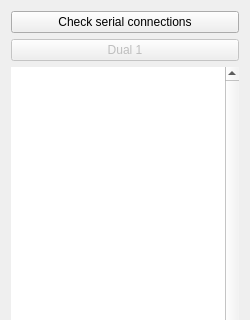
This is Dual_GUI/mainwindow.ui in CandelierLab/dual_control as Qt 5 draws it before an edit; both pictures show x 0 to 250 and y 0 to 320 of the 250 by 1053 pixel window. The edited form follows.
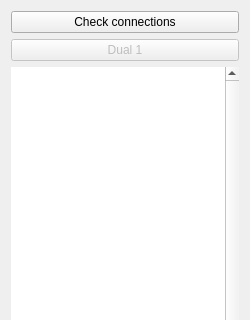
This is the edited form.

Commit message: [feat] change serial and camera initialization

```diff
--- a/Dual_GUI/mainwindow.ui
+++ b/Dual_GUI/mainwindow.ui
@@ -18,7 +18,7 @@
     <item row="0" column="0">
      <widget class="QPushButton" name="CheckSerial">
       <property name="text">
-       <string>Check serial connections</string>
+       <string>Check connections</string>
       </property>
      </widget>
     </item>
```
The commit also changes 3 other files.
